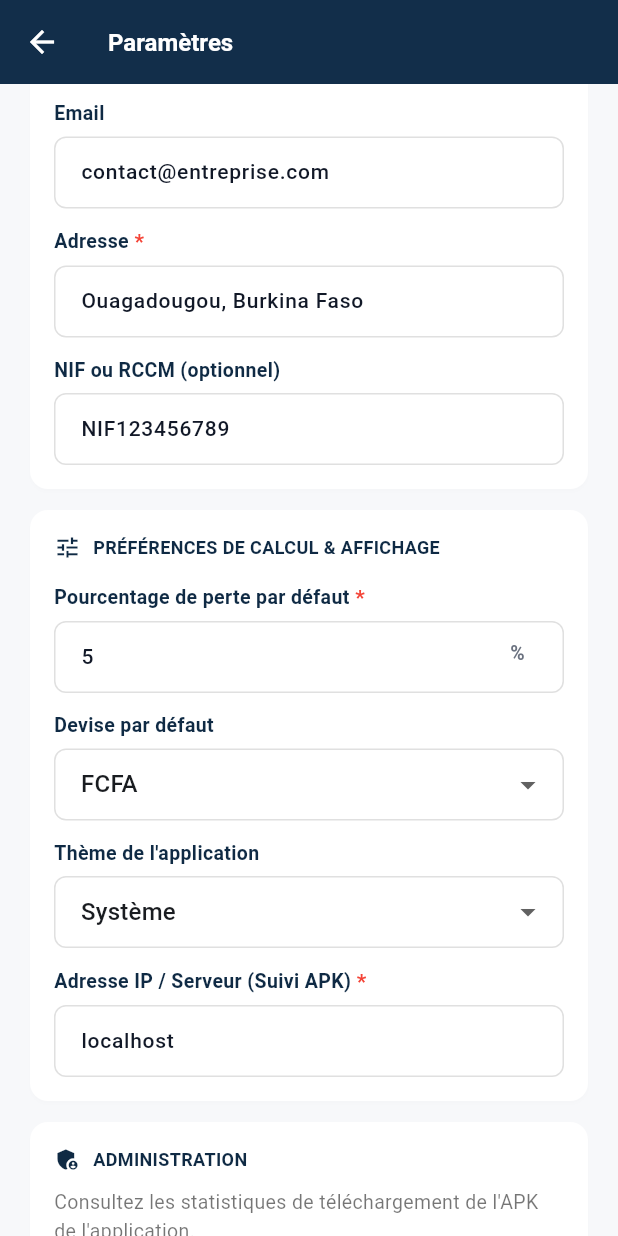
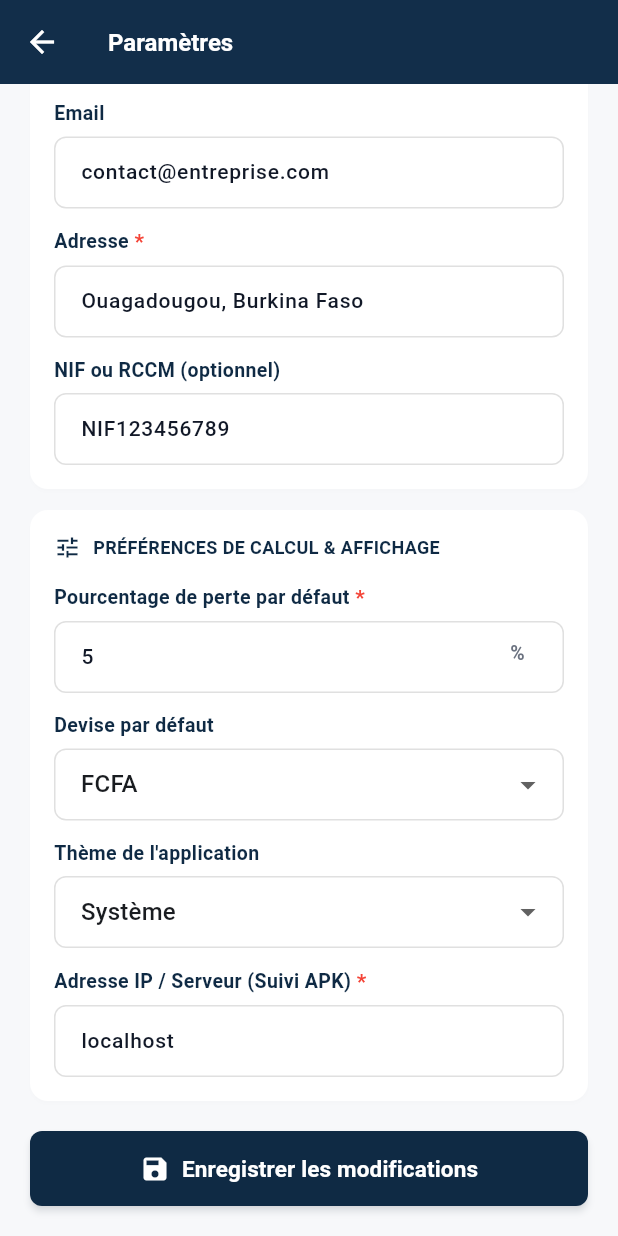
Before and after one commit to issou2025/metre_btp_pro, a Flutter app: the SettingsScreen screen opened directly, scrolled down 230 dp, on a phone screen of 412 x 824 dp. Run offline on Flutter 3.47's test engine with Material 3 defaults, Android fonts, the phone set to English and light mode, and no system bars; our stand-ins replace hive_flutter, pdf, printing; accounts and stored records are empty; network calls fail.

Commit message:
Suppression de l'espace admin et nettoyage du code associe

```diff
--- a/lib/screens/settings_screen.dart
+++ b/lib/screens/settings_screen.dart
@@ -4,7 +4,6 @@ import '../models/company_model.dart';
 import '../providers/app_state.dart';
 import '../widgets/custom_input_field.dart';
 import '../widgets/primary_button.dart';
-import 'admin_screen.dart';
 
 class SettingsScreen extends StatefulWidget {
   const SettingsScreen({super.key});
@@ -272,56 +271,6 @@ class _SettingsScreenState extends State<SettingsScreen> {
                     ),
                   ),
                 ),
-                const SizedBox(height: 14),
-
-                // 3. ADMIN SPACE CARD
-                Card(
-                  elevation: 1,
-                  shadowColor: Colors.black.withOpacity(0.05),
-                  shape: RoundedRectangleBorder(borderRadius: BorderRadius.circular(12)),
-                  child: Padding(
-                    padding: const EdgeInsets.all(16.0),
-                    child: Column(
-                      crossAxisAlignment: CrossAxisAlignment.start,
-                      children: [
-                        const Row(
-                          children: [
-                            Icon(Icons.admin_panel_settings, color: Color(0xFF0F2A44), size: 18),
-                            SizedBox(width: 8),
-                            Text(
-                              "ADMINISTRATION",
-                              style: TextStyle(fontSize: 12, fontWeight: FontWeight.bold, color: Color(0xFF0F2A44)),
-                            ),
-                          ],
-                        ),
-                        const SizedBox(height: 10),
-                        const Text(
-                          "Consultez les statistiques de téléchargement de l'APK de l'application.",
-                          style: TextStyle(fontSize: 13, color: Colors.black54),
-                        ),
-                        const SizedBox(height: 14),
-                        ElevatedButton.icon(
-                          style: ElevatedButton.styleFrom(
-                            backgroundColor: const Color(0xFF0F2A44),
-                            foregroundColor: Colors.white,
-                            minimumSize: const Size.fromHeight(48),
-                            shape: RoundedRectangleBorder(
-                              borderRadius: BorderRadius.circular(8),
-                            ),
-                          ),
-                          onPressed: () {
-                            Navigator.push(
-                              context,
-                              MaterialPageRoute(builder: (context) => const AdminScreen()),
-                            );
-                          },
-                          icon: const Icon(Icons.analytics_outlined),
-                          label: const Text("Console Administrateur (APK)"),
-                        ),
-                      ],
-                    ),
-                  ),
-                ),
                 const SizedBox(height: 20),
 
                 PrimaryButton(
```
Also changed, not shown: lib/screens/admin_screen.dart (deleted, +0 -35 lines), lib/services/github_download_service.dart (deleted, +0 -36 lines), lib/widgets/admin_download_count_card.dart (deleted, +0 -179 lines).
